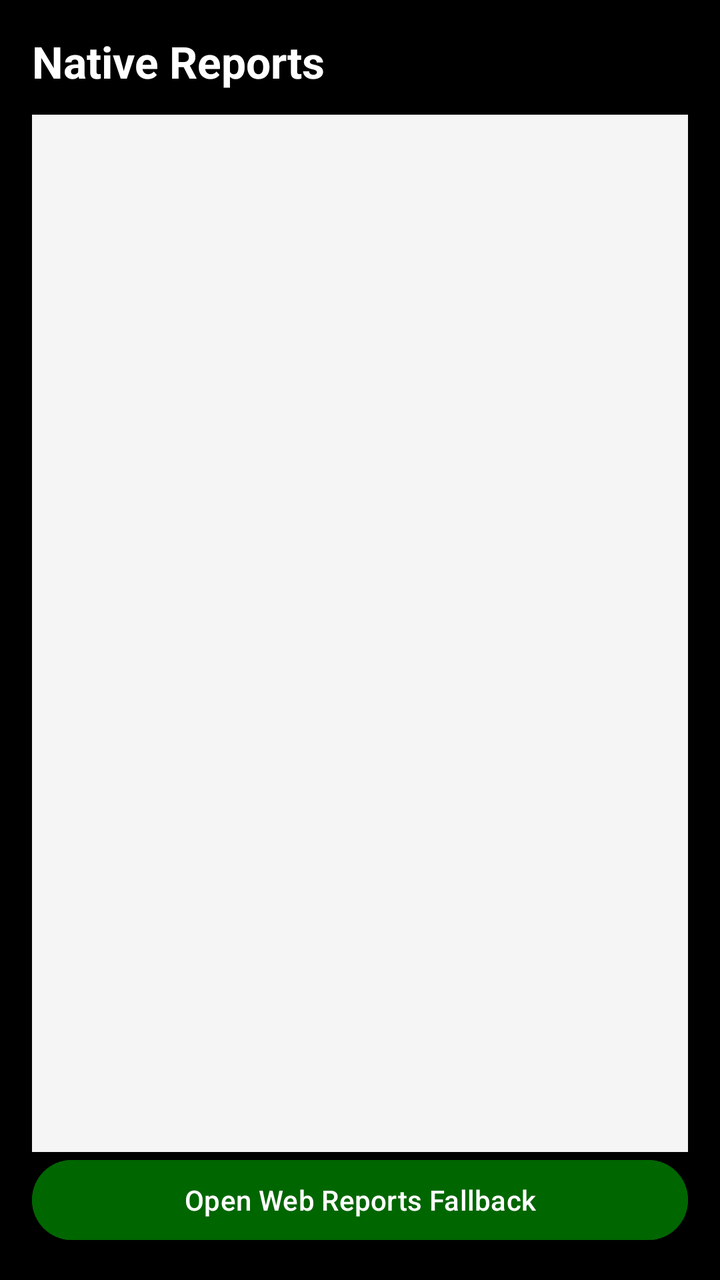
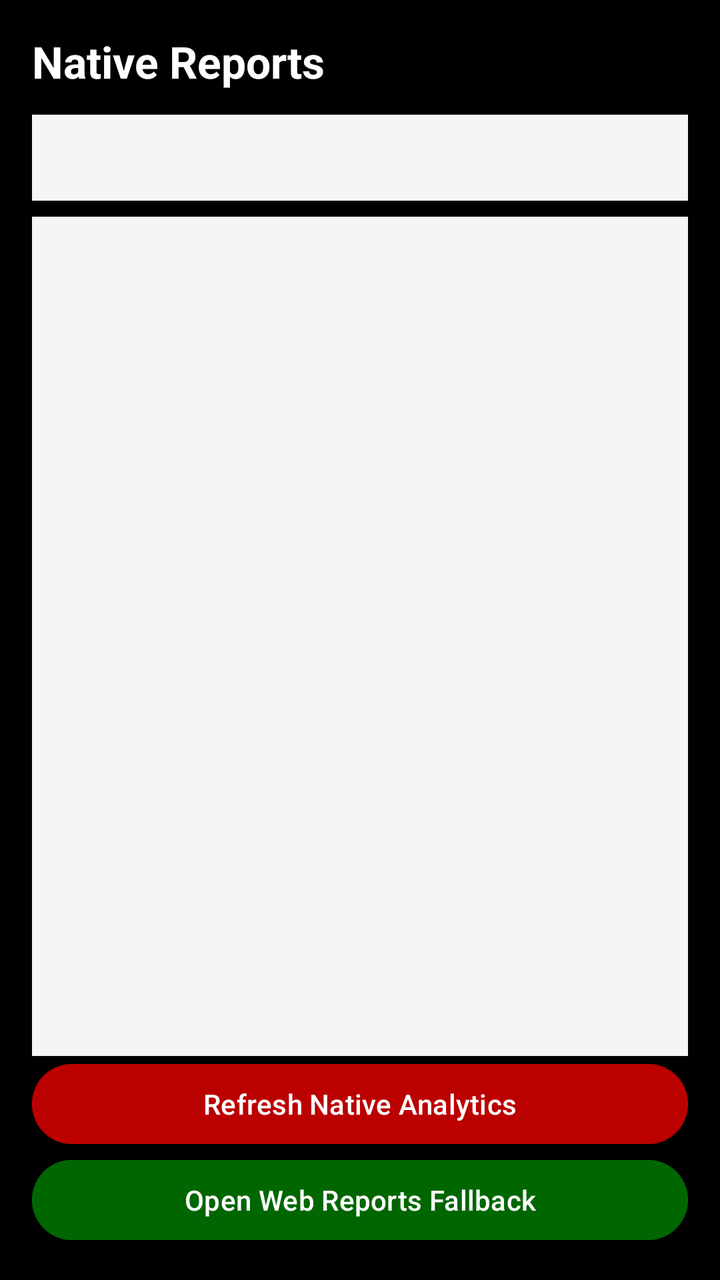

Compare the two renders of this Android layout. The source of the first and the diff that turns it into the second are given below.
<!-- AndroidManifest.xml: application theme Theme.SST -->
<!-- res/layout/activity_reports.xml -->
<?xml version="1.0" encoding="utf-8"?>
<androidx.constraintlayout.widget.ConstraintLayout xmlns:android="http://schemas.android.com/apk/res/android"
    xmlns:app="http://schemas.android.com/apk/res-auto"
    android:layout_width="match_parent"
    android:layout_height="match_parent"
    android:background="@color/kenya_black"
    android:padding="16dp">

    <TextView
        android:id="@+id/titleView"
        android:layout_width="0dp"
        android:layout_height="wrap_content"
        android:text="Native Reports"
        android:textColor="@color/kenya_white"
        android:textSize="22sp"
        android:textStyle="bold"
        app:layout_constraintEnd_toEndOf="parent"
        app:layout_constraintStart_toStartOf="parent"
        app:layout_constraintTop_toTopOf="parent" />

    <TextView
        android:id="@+id/summaryView"
        android:layout_width="0dp"
        android:layout_height="0dp"
        android:layout_marginTop="12dp"
        android:background="@color/surface_light"
        android:padding="12dp"
        android:textColor="@color/kenya_black"
        app:layout_constraintBottom_toTopOf="@id/openWebReportsBtn"
        app:layout_constraintEnd_toEndOf="parent"
        app:layout_constraintStart_toStartOf="parent"
        app:layout_constraintTop_toBottomOf="@id/titleView" />

    <Button
        android:id="@+id/openWebReportsBtn"
        android:layout_width="0dp"
        android:layout_height="wrap_content"
        android:layout_marginTop="12dp"
        android:backgroundTint="@color/kenya_green"
        android:text="Open Web Reports Fallback"
        android:textColor="@color/kenya_white"
        app:layout_constraintBottom_toBottomOf="parent"
        app:layout_constraintEnd_toEndOf="parent"
        app:layout_constraintStart_toStartOf="parent" />

</androidx.constraintlayout.widget.ConstraintLayout>
<!-- resources referenced by this layout -->
<resources>
  <color name="kenya_black">#000000</color>
  <color name="kenya_green">#006600</color>
  <color name="kenya_white">#FFFFFF</color>
  <color name="surface_light">#F5F5F5</color>
  <style name="Theme.SST" parent="Theme.Material3.DayNight.NoActionBar">
          <item name="colorPrimary">@color/kenya_red</item>
          <item name="colorOnPrimary">@color/kenya_white</item>
          <item name="colorSecondary">@color/kenya_green</item>
          <item name="colorOnSecondary">@color/kenya_white</item>
          <item name="android:statusBarColor">@color/kenya_black</item>
          <item name="android:navigationBarColor">@color/kenya_black</item>
      </style>
  <color name="kenya_red">#BB0000</color>
</resources>

<!-- the commit's change to res/layout/activity_reports.xml (unified diff, before → after) -->
@@ -21,21 +21,45 @@
     <TextView
         android:id="@+id/summaryView"
         android:layout_width="0dp"
-        android:layout_height="0dp"
+        android:layout_height="wrap_content"
         android:layout_marginTop="12dp"
         android:background="@color/surface_light"
         android:padding="12dp"
         android:textColor="@color/kenya_black"
-        app:layout_constraintBottom_toTopOf="@id/openWebReportsBtn"
         app:layout_constraintEnd_toEndOf="parent"
         app:layout_constraintStart_toStartOf="parent"
         app:layout_constraintTop_toBottomOf="@id/titleView" />
+
+    <TextView
+        android:id="@+id/detailView"
+        android:layout_width="0dp"
+        android:layout_height="0dp"
+        android:layout_marginTop="8dp"
+        android:background="@color/surface_light"
+        android:padding="12dp"
+        android:textColor="@color/kenya_black"
+        app:layout_constraintBottom_toTopOf="@id/refreshBtn"
+        app:layout_constraintEnd_toEndOf="parent"
+        app:layout_constraintStart_toStartOf="parent"
+        app:layout_constraintTop_toBottomOf="@id/summaryView" />
+
+    <Button
+        android:id="@+id/refreshBtn"
+        android:layout_width="0dp"
+        android:layout_height="wrap_content"
+        android:layout_marginTop="10dp"
+        android:backgroundTint="@color/kenya_red"
+        android:text="Refresh Native Analytics"
+        android:textColor="@color/kenya_white"
+        app:layout_constraintBottom_toTopOf="@id/openWebReportsBtn"
+        app:layout_constraintEnd_toEndOf="parent"
+        app:layout_constraintStart_toStartOf="parent" />
 
     <Button
         android:id="@+id/openWebReportsBtn"
         android:layout_width="0dp"
         android:layout_height="wrap_content"
-        android:layout_marginTop="12dp"
+        android:layout_marginTop="8dp"
         android:backgroundTint="@color/kenya_green"
         android:text="Open Web Reports Fallback"
         android:textColor="@color/kenya_white"
